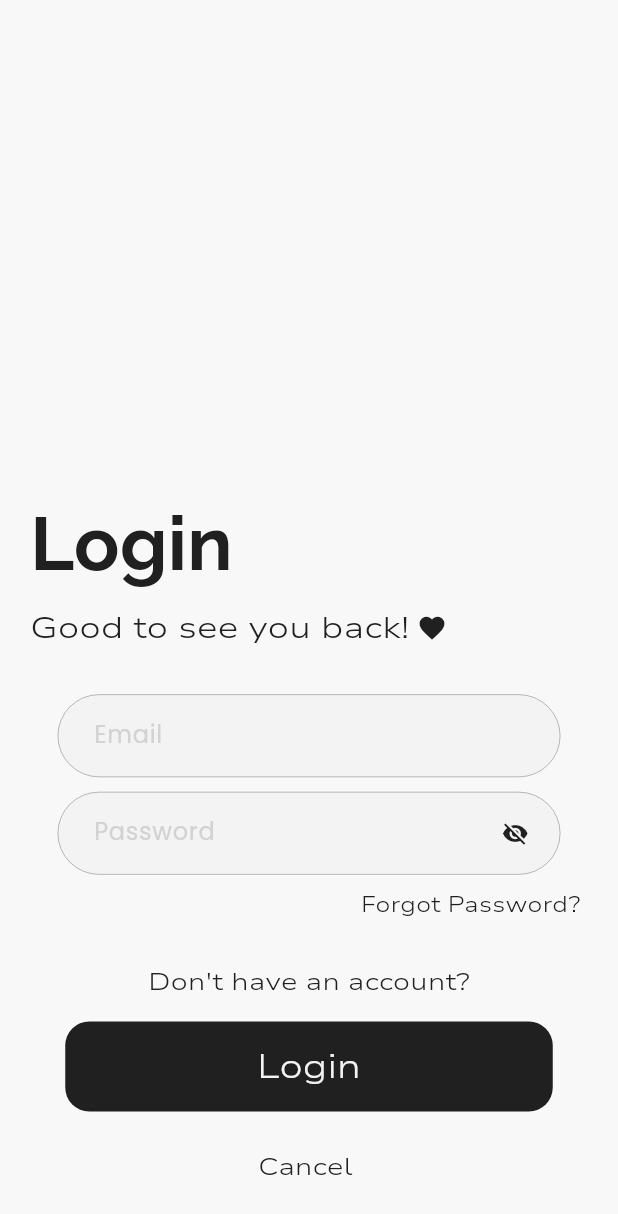
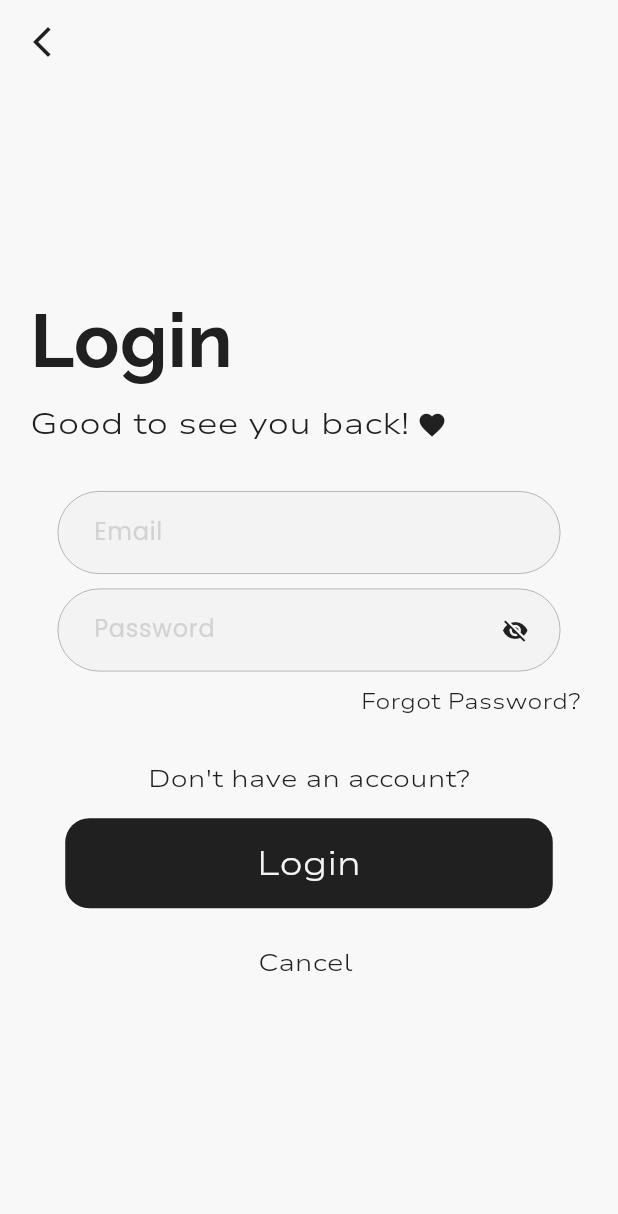
Before and after one commit to ahammednibras8/spare_boy, a Flutter app: the screen it shows after launch, after a tap on the "arrow forward" icon, on a phone screen of 412 x 824 dp. Shown: the top 1214 px of the screen. Run offline on Flutter 3.47's test engine with Material 3 defaults, Android fonts, the phone set to English and light mode, and no system bars; our stand-ins replace google_fonts, pinput.

Commit message:
feat: Included AppBar in Login Page

```diff
--- a/lib/core/constants/app_colors.dart
+++ b/lib/core/constants/app_colors.dart
@@ -10,7 +10,7 @@ class AppColors {
   static const Color blackPrimary = Color(0xff202020);
 
   static const Color textPrimary = Color(0xff202020);
-  static const Color textSecondary =  Color(0xFFF3F3F3);
+  static const Color textSecondary = Color(0xFFF3F3F3);
   static const Color textFormField = Color(0xFFD2D2D2);
 
   static const Color error = Color(0xffD32F2F);
--- a/lib/core/theme/app_theme.dart
+++ b/lib/core/theme/app_theme.dart
@@ -1,6 +1,5 @@
 import 'package:flutter/material.dart';
 import 'package:spare_boy/core/constants/app_colors.dart';
-
 
 class AppTheme {
   static ThemeData get lightTheme {
@@ -9,7 +8,7 @@ class AppTheme {
       brightness: Brightness.light,
       primaryColor: AppColors.primary,
       colorScheme: const ColorScheme.light(
-        primary: AppColors.primary,
+        primary: AppColors.blackPrimary,
         secondary: AppColors.secondary,
         error: AppColors.error,
       ),
--- a/lib/features/authentication/views/login.dart
+++ b/lib/features/authentication/views/login.dart
@@ -4,6 +4,7 @@ import 'package:spare_boy/core/constants/app_colors.dart';
 import 'package:spare_boy/features/authentication/views/recovery_mode.dart';
 import 'package:spare_boy/features/authentication/views/sign_up.dart';
 import 'package:spare_boy/features/common/widgets/buttons.dart';
+import 'package:spare_boy/features/common/widgets/my_appbar.dart';
 import 'package:spare_boy/features/common/widgets/textfields.dart';
 
 class LoginScreen extends StatefulWidget {
@@ -19,12 +20,11 @@ class _LoginScreenState extends State<LoginScreen> {
   @override
   Widget build(BuildContext context) {
     return Scaffold(
-      body: SingleChildScrollView(
-        physics: const BouncingScrollPhysics(),
-        child: SizedBox(
+      appBar: const MyAppbar(),
+      body: SizedBox(
         height: MediaQuery.of(context).size.height,
         child: Column(
-            mainAxisAlignment: MainAxisAlignment.end,
+          mainAxisAlignment: MainAxisAlignment.center,
           children: [
             Container(
               margin: const EdgeInsets.only(left: 20),
@@ -78,9 +78,7 @@ class _LoginScreenState extends State<LoginScreen> {
                     showPassword: showPassword,
                     suffixIcon: IconButton(
                       icon: Icon(
-                          showPassword
-                              ? Icons.visibility
-                              : Icons.visibility_off,
+                        showPassword ? Icons.visibility : Icons.visibility_off,
                       ),
                       color: AppColors.blackPrimary,
                       onPressed: () {
@@ -150,7 +148,6 @@ class _LoginScreenState extends State<LoginScreen> {
           ],
         ),
       ),
-      ),
     );
   }
 }
--- a/lib/features/authentication/views/sign_up.dart
+++ b/lib/features/authentication/views/sign_up.dart
@@ -98,6 +98,7 @@ class _SignUpScreenState extends State<SignUpScreen> {
                       color: AppColors.textPrimary,
                       fontSize: 16,
                       fontWeight: FontWeight.w300,
+                      decoration: TextDecoration.underline,
                     ),
                   ),
                 ),
--- /dev/null
+++ b/lib/features/common/widgets/my_appbar.dart
@@ -0,0 +1,24 @@
+import 'package:flutter/material.dart';
+import 'package:spare_boy/core/constants/app_colors.dart';
+
+class MyAppbar extends StatelessWidget implements PreferredSizeWidget {
+  const MyAppbar({super.key});
+
+  @override
+  Size get preferredSize => const Size.fromHeight(kToolbarHeight);
+
+  @override
+  Widget build(BuildContext context) {
+    return AppBar(
+      backgroundColor: AppColors.background,
+      leading: IconButton(
+        icon: const Icon(
+          Icons.arrow_back_ios_new_outlined,
+        ),
+        onPressed: () {
+          Navigator.of(context).pop();
+        },
+      ),
+    );
+  }
+}
```
Lines whose indentation alone changed are shown as unchanged.
